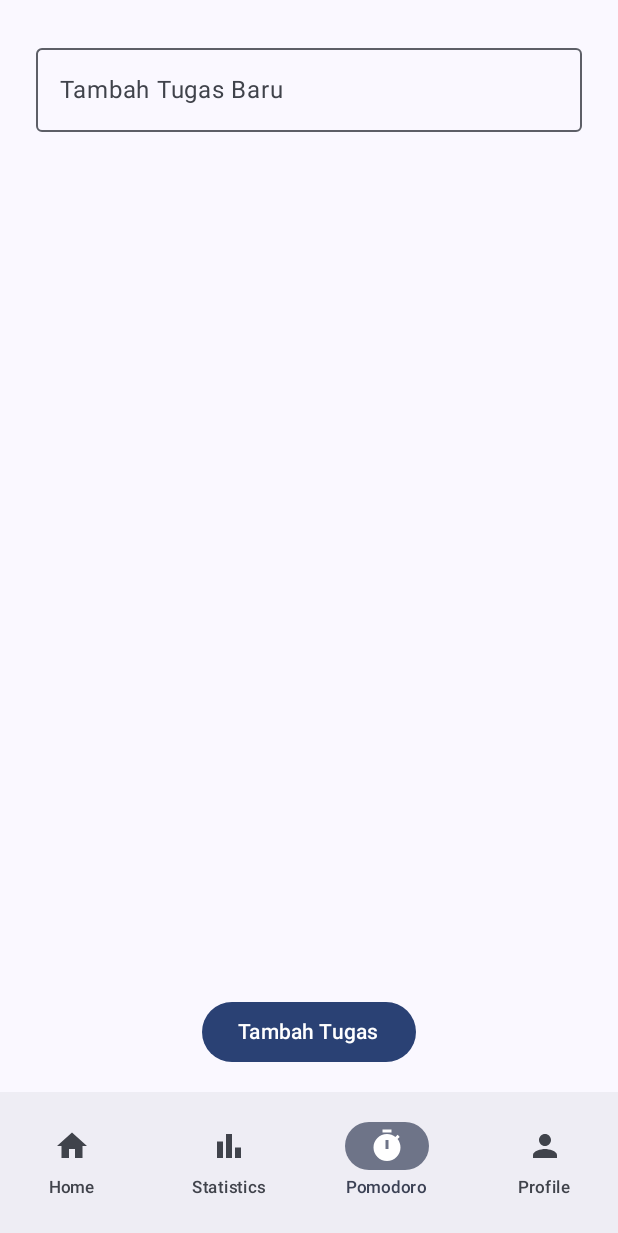
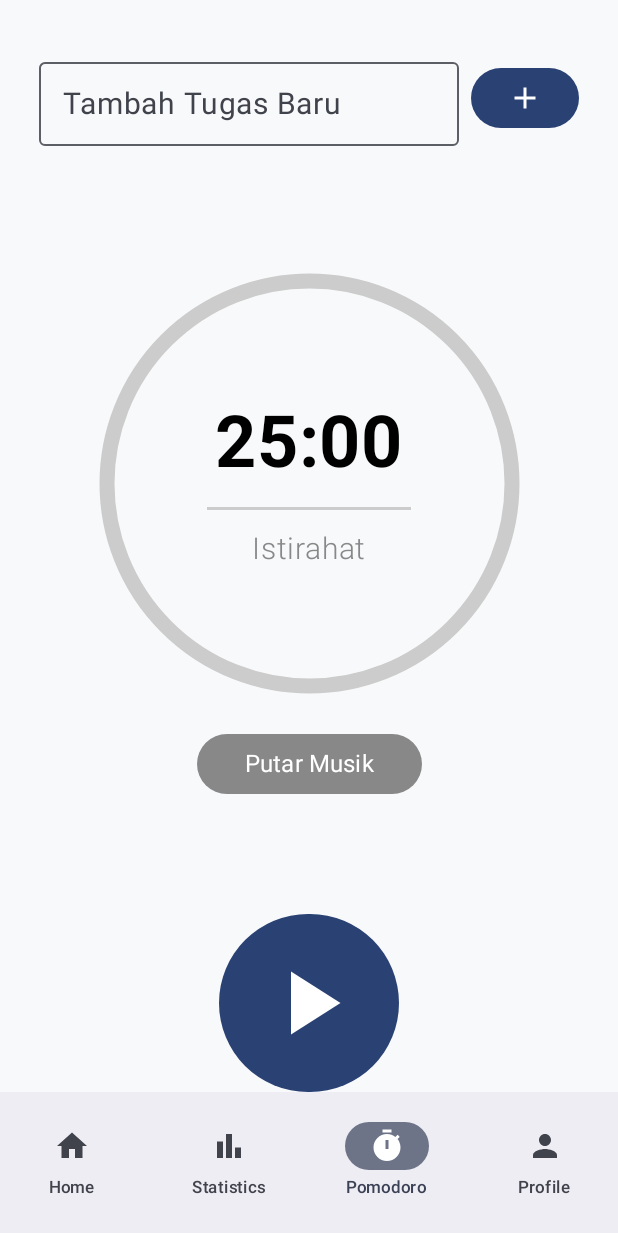
Before and after one commit to Y716/Habitify, an Android app built with Jetpack Compose: the PomodoroPage screen opened through its navigation route, on a phone screen of 412 x 824 dp. Shown: the top 1233 px of the screen. Run offline under Robolectric (Android 15) with nearby library versions, the phone set to English and light mode, and no system bars; our stand-ins replace Firebase (no records; nobody signed in at launch, a user with empty details on screens opened directly), Room's generated code, livedata-compose.

Commit message:
add pomodoro clock, play music button, fix task design

```diff
--- a/app/build.gradle.kts
+++ b/app/build.gradle.kts
@@ -71,6 +71,7 @@ dependencies {
     implementation(libs.androidx.room.common)
     implementation(libs.androidx.room.ktx)
     implementation(libs.androidx.compose.material)
+    implementation(libs.play.services.wallet)
 
     testImplementation(libs.junit)
     androidTestImplementation(libs.androidx.junit)
--- a/app/src/main/java/com/example/habitify/pages/PomodoroPage.kt
+++ b/app/src/main/java/com/example/habitify/pages/PomodoroPage.kt
@@ -1,125 +1,255 @@
 package com.example.habitify.pages
-
+import androidx.compose.foundation.BorderStroke
+import androidx.compose.foundation.Canvas
 import androidx.compose.foundation.background
-import androidx.compose.foundation.layout.Arrangement
-import androidx.compose.foundation.layout.Box
-import androidx.compose.foundation.layout.Column
-import androidx.compose.foundation.layout.Row
-import androidx.compose.foundation.layout.fillMaxSize
-import androidx.compose.foundation.layout.fillMaxWidth
-import androidx.compose.foundation.layout.padding
-import androidx.compose.foundation.layout.size
+import androidx.compose.foundation.border
+import androidx.compose.foundation.layout.*
 import androidx.compose.foundation.shape.CircleShape
 import androidx.compose.foundation.shape.RoundedCornerShape
-import androidx.compose.foundation.text.BasicTextField
+import androidx.compose.material.icons.Icons
+import androidx.compose.material.icons.filled.Add
+import androidx.compose.material.icons.filled.Check
+import androidx.compose.material.icons.filled.Pause
+import androidx.compose.material.icons.filled.PlayArrow
 import androidx.compose.material3.Button
+import androidx.compose.material3.ButtonDefaults
 import androidx.compose.material3.Card
+import androidx.compose.material3.CardColors
 import androidx.compose.material3.CardDefaults
+import androidx.compose.material3.Divider
+import androidx.compose.material3.Icon
 import androidx.compose.material3.MaterialTheme
 import androidx.compose.material3.OutlinedTextField
 import androidx.compose.material3.Text
 import androidx.compose.material3.TextField
-import androidx.compose.runtime.Composable
-import androidx.compose.runtime.LaunchedEffect
-import androidx.compose.runtime.getValue
-import androidx.compose.runtime.mutableIntStateOf
-import androidx.compose.runtime.mutableStateOf
-import androidx.compose.runtime.remember
-import androidx.compose.runtime.setValue
+import androidx.compose.runtime.*
 import androidx.compose.ui.Alignment
 import androidx.compose.ui.Modifier
 import androidx.compose.ui.draw.clip
 import androidx.compose.ui.graphics.Color
+import androidx.compose.ui.graphics.Color.Companion.Black
+import androidx.compose.ui.graphics.Color.Companion.Blue
+import androidx.compose.ui.graphics.Color.Companion.Gray
+import androidx.compose.ui.graphics.drawscope.Stroke
+import androidx.compose.ui.text.font.Font
 import androidx.compose.ui.text.font.FontWeight
-import androidx.compose.ui.text.input.TextFieldValue
 import androidx.compose.ui.unit.dp
 import androidx.compose.ui.unit.sp
+import com.google.android.gms.tasks.Task
+import com.google.android.gms.wallet.button.ButtonConstants
 import kotlinx.coroutines.delay
-
 @Composable
 fun PomodoroPage() {
-    var taskName by remember { mutableStateOf(TextFieldValue("")) }
+    var taskName by remember { mutableStateOf("") }
     var taskList by remember { mutableStateOf(listOf<String>()) }
     var isPlaying by remember { mutableStateOf(false) }
     var pomodoroTime by remember { mutableIntStateOf(25 * 60) }
     var remainingTime by remember { mutableIntStateOf(pomodoroTime) }
-    var showDialog by remember { mutableStateOf(false) }
+    var isMusicPlaying by remember { mutableStateOf(false) }
+    var workInterval by remember { mutableStateOf(25 * 60) }
+    var breakInterval by remember { mutableStateOf(5 * 60) }
+    var isBreakInterval by remember { mutableStateOf(false) }
+    var isTaskCompleted by remember { mutableStateOf(false) }
 
-    LaunchedEffect(isPlaying){
+    LaunchedEffect(isPlaying) {
         while (isPlaying && remainingTime > 0) {
             delay(1000L)
             remainingTime -= 1
         }
-        if (remainingTime <= 1) {
-            isPlaying = false
+        if (remainingTime <= 0) {
+            if (isBreakInterval) {
+                pomodoroTime = workInterval
+                remainingTime = workInterval
+                isBreakInterval = false
+            } else {
+                pomodoroTime = breakInterval
+                remainingTime = breakInterval
+                isBreakInterval = true
             }
+        }
+    }
+
+    fun formatTime(timeInSeconds: Int): String {
+        val minutes = timeInSeconds / 60
+        val seconds = timeInSeconds % 60
+        return String.format("%02d:%02d", minutes, seconds)
     }
 
     Column(
         modifier = Modifier
             .fillMaxSize()
-            .padding(16.dp),
+            .background(Color(0xFFF8F9FA))
+            .padding(top = 25.dp, start = 10.dp, end = 10.dp),
         horizontalAlignment = Alignment.CenterHorizontally,
-        verticalArrangement = Arrangement.SpaceBetween
     ) {
         if (taskList.isEmpty()) {
+            Row(
+                modifier = Modifier
+                    .fillMaxWidth()
+                    .padding(horizontal = 16.dp, vertical = 8.dp),
+                verticalAlignment = Alignment.CenterVertically,
+                horizontalArrangement = Arrangement.spacedBy(8.dp)
+            ) {
                 OutlinedTextField(
                     value = taskName,
                     onValueChange = { taskName = it },
-                label = { Text("Tambah Tugas Baru") },
+                    label = { Text("Tambah Tugas Baru",
+                        fontSize = 20.sp) },
                     singleLine = true,
-                modifier = Modifier
-                    .fillMaxWidth()
-                    .padding(8.dp)
+                    modifier = Modifier.weight(1f),
+
                 )
                 Button(
                     onClick = {
-                    if (taskName.text.isNotEmpty()) {
-                        taskList = taskList + taskName.text
-                        taskName = TextFieldValue("")
+                        if (taskName.isNotEmpty()) {
+                            taskList = taskList + taskName
+                            taskName = ""
+                            isTaskCompleted = true
                         }
-                },
-                modifier = Modifier.padding(top = 8.dp)
+                    }
                 ) {
-                Text("Tambah Tugas")
+                    Icon(
+                        imageVector = Icons.Filled.Add,
+                        contentDescription = "Add Task"
+                    )
+                }
             }
         } else {
             Column(
                 modifier = Modifier
                     .fillMaxWidth()
-                    .padding(8.dp),
-                horizontalAlignment = Alignment.CenterHorizontally
+                    .background(Color(0xFFF8F9FA))
+                    .padding(top = 25.dp, start = 10.dp, end = 10.dp),
+                horizontalAlignment = Alignment.CenterHorizontally,
             ) {
                 taskList.forEachIndexed { index, task ->
                     Card(
                         shape = RoundedCornerShape(8.dp),
-                        modifier = Modifier
-                            .fillMaxWidth()
-                            .padding(vertical = 4.dp),
-                        elevation = CardDefaults.cardElevation(defaultElevation = 4.dp)
+                        modifier = Modifier.fillMaxWidth(),
+                        colors = CardDefaults.cardColors(containerColor = Color.Transparent),
+                        border = BorderStroke(1.dp, Color.Black)
                     ) {
                         Row(
                             modifier = Modifier
                                 .fillMaxWidth()
-                                .padding(8.dp),
-                            horizontalArrangement = Arrangement.SpaceBetween,
-                            verticalAlignment = Alignment.CenterVertically
+                                .padding(horizontal = 16.dp, vertical = 8.dp),
+                            verticalAlignment = Alignment.CenterVertically,
+                            horizontalArrangement = Arrangement.SpaceBetween
                         ) {
-                            Text(text = task,
-                                fontSize = (18.sp),
-                                fontWeight = FontWeight.Normal,
-                                color = Color.Black)
+                            Text(
+                                text = task,
+                                fontSize = 20.sp
+                            )
                             Button(onClick = {
-                                taskList = taskList.toMutableList().apply {
-                                    removeAt(index)
+                                taskList = taskList.toMutableList().apply { removeAt(index) }
+                                if (taskList.isEmpty()) {
+                                    isTaskCompleted = false
                                 }
-                            }) {
-                                Text("Selesai")
+                            })  {
+                                Icon(
+                                    imageVector = Icons.Filled.Check,
+                                    contentDescription = "Task Completed"
+                                )
                             }
                         }
                     }
                 }
             }
         }
+
+        Spacer(modifier = Modifier.padding(top = 50.dp))
+        // Timer dengan lingkaran
+        Box(
+            modifier = Modifier
+                .fillMaxWidth()
+                .padding(32.dp),
+            contentAlignment = Alignment.Center
+        ) {
+            Canvas(modifier = Modifier.size(270.dp)) {
+                val sweepAngle = (remainingTime / pomodoroTime.toFloat()) * 360f
+                drawArc(
+                    color = Color.LightGray,
+                    startAngle = -90f,
+                    sweepAngle = 360f,
+                    useCenter = false,
+                    size = this.size,
+                    style = Stroke(width = 10.dp.toPx())
+                )
+                if (isPlaying) {
+                    drawArc(
+                        color = Color(0xFF1976D2),
+                        startAngle = -90f,
+                        sweepAngle = sweepAngle,
+                        useCenter = false,
+                        size = this.size,
+                        style = Stroke(width = 20.dp.toPx())
+                    )
                 }
             }
+            Column(
+                horizontalAlignment = Alignment.CenterHorizontally
+            ) {
+                Text(
+                    text = formatTime(remainingTime),
+                    fontSize = 48.sp,
+                    fontWeight = FontWeight.Bold,
+                    color = Color.Black
+                )
+                Divider(
+                    color = Color.LightGray,
+                    thickness = 2.dp,
+                    modifier = Modifier
+                        .fillMaxWidth(0.5f)
+                        .padding(14.dp)
+                )
+                Text(
+                    text = if (isPlaying) "Tetap Fokus" else "Istirahat",
+                    fontSize = 20.sp,
+                    fontWeight = FontWeight.Light,
+                    color = Gray
+                )
+            }
+        }
+
+        // Buttons to control Timer and Music (stacked in Column)
+        Column(
+            modifier = Modifier.fillMaxWidth(),
+            horizontalAlignment = Alignment.CenterHorizontally,
+        ) {
+
+            // Putar Musik button
+            Button(
+                onClick = { toggleMusic() },
+                modifier = Modifier.size(150.dp, 40.dp),
+                colors = ButtonDefaults.buttonColors(
+                    containerColor = Color.Gray)
+            ) {
+                Text(
+                    text = if (isMusicPlaying) "Hentikan Musik" else "Putar Musik",
+                    color = Color.White,
+                    fontSize = 16.sp,
+                    fontWeight = FontWeight.Normal
+                )
+
+            }
+
+            Spacer(modifier = Modifier.padding(top = 80.dp))
+            // Start/Pause Timer button
+            Button(
+                onClick = { isPlaying = !isPlaying },
+                modifier = Modifier.size(120.dp)
+            ) {
+                Icon(
+                    imageVector = if (isPlaying) Icons.Filled.Pause else Icons.Filled.PlayArrow,
+                    contentDescription = if (isPlaying) "Pause Timer" else "Start Timer",
+                    modifier = Modifier.size(100.dp)
+                )
+                Spacer(modifier = Modifier.padding(horizontal = 8.dp))
+            }
+        }
+    }
+}
+
+fun toggleMusic() {
+    TODO("Not yet implemented")
+}
--- a/gradle/libs.versions.toml
+++ b/gradle/libs.versions.toml
@@ -17,6 +17,7 @@ runtimeLivedata = "1.7.5"
 roomCommon = "2.6.1"
 roomKtx = "2.6.1"
 composeMaterial = "1.4.0"
+playServicesWallet = "19.4.0"
 
 [libraries]
 androidx-core-ktx = { group = "androidx.core", name = "core-ktx", version.ref = "coreKtx" }
@@ -43,6 +44,7 @@ androidx-runtime-livedata = { group = "androidx.compose.runtime", name = "runtim
 androidx-room-common = { group = "androidx.room", name = "room-common", version.ref = "roomCommon" }
 androidx-room-ktx = { group = "androidx.room", name = "room-ktx", version.ref = "roomKtx" }
 androidx-compose-material = { group = "androidx.wear.compose", name = "compose-material", version.ref = "composeMaterial" }
+play-services-wallet = { group = "com.google.android.gms", name = "play-services-wallet", version.ref = "playServicesWallet" }
 
 [plugins]
 android-application = { id = "com.android.application", version.ref = "agp" }
```
Lines whose indentation alone changed are shown as unchanged.
